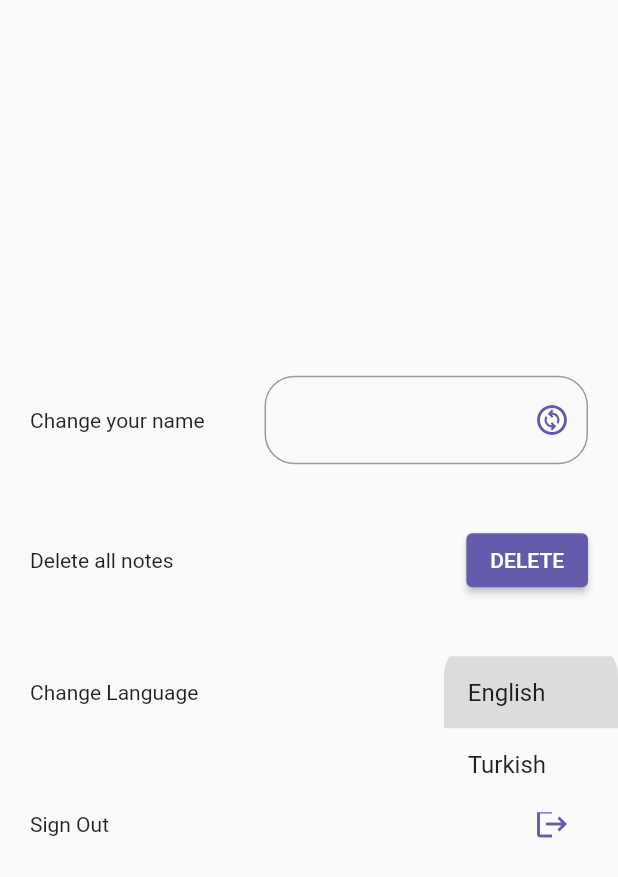
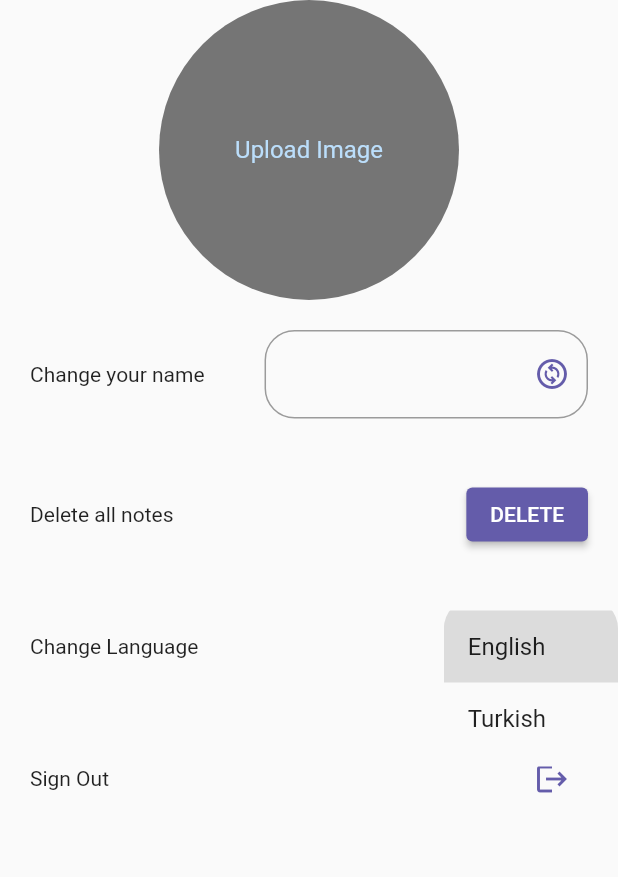
Before and after one commit to ecembostancioglu/note_fb, a Flutter app: the Settings screen opened directly, after a tap on "English", on a phone screen of 412 x 824 dp. Shown: the top 877 px of the screen. Run offline on Flutter 3.47's test engine with Material 2 defaults, Android fonts, the phone set to English and light mode, and no system bars; our stand-ins replace cloud_firestore, easy_localization, email_validator, firebase_auth, firebase_core, flutter_screenutil and 5 more; accounts and stored records are empty.

Commit message:
Added upload profile image

```diff
--- a/lib/main.dart
+++ b/lib/main.dart
@@ -2,10 +2,12 @@ import 'package:easy_localization/easy_localization.dart';
 import 'package:flutter/material.dart';
 import 'package:todo_fb/app.dart';
 import 'package:todo_fb/constants/app_constants.dart';
+import 'package:todo_fb/notes/database/repository/image_provider.dart';
 
 Future<void> main() async{
   WidgetsFlutterBinding.ensureInitialized();
   await EasyLocalization.ensureInitialized();
+  UploadImageProvider().initSharedPreferences();
   runApp(
       EasyLocalization(
           child: MyApp(),
--- a/lib/notes/database/repository/image_provider.dart
+++ b/lib/notes/database/repository/image_provider.dart
@@ -1,20 +1,46 @@
 import 'dart:convert';
 import 'dart:typed_data';
-
 import 'package:flutter/material.dart';
+import 'package:image_picker/image_picker.dart';
 import 'package:shared_preferences/shared_preferences.dart';
 
-class ImageProvider with ChangeNotifier{
+class UploadImageProvider with ChangeNotifier{
   String imageKey = 'IMG_KEY';
   SharedPreferences? sharedPreferences;
+  Uint8List? imageBytes;
+  Uint8List? profileImage;
 
-  void imageToBase64(Uint8List imageBytes) {
-    sharedPreferences!.setString(imageKey,base64.encode(imageBytes));
+
+  void initSharedPreferences() async {
+    sharedPreferences = await SharedPreferences.getInstance();
+    notifyListeners();
   }
 
-  Uint8List base64ToImage(){
+
+  Future pickImage(BuildContext context) async {
+
+    XFile? image = await ImagePicker().pickImage(source:ImageSource.gallery);
+
+    if (image != null) {
+       imageBytes = await image.readAsBytes();
+       imageToBase64(imageBytes!);
+       notifyListeners();
+       base64ToImage();
+       notifyListeners();
+    }
+  }
+
+  void imageToBase64(Uint8List imageBytes){
+    sharedPreferences!.setString(imageKey,base64.encode(imageBytes));
+    notifyListeners();
+  }
+
+  Uint8List? base64ToImage(){
     var data = sharedPreferences!.getString(imageKey);
-    return base64.decode(data!);
+    data == null
+        ? null
+        : profileImage = base64.decode(data);
+    return profileImage;
   }
 
 }
--- a/lib/notes/domain/models/Image.dart
+++ b/lib/notes/domain/models/image_byte.dart
@@ -1,11 +1,11 @@
 import 'dart:typed_data';
 
-class Image{
-  Uint8List? imageBytes;
+class ImageByte{
+  Uint8List imageBytes;
 
-  Image({required this.imageBytes});
+  ImageByte({required this.imageBytes});
 
-  Image.fromMap(Map map):imageBytes = _getImageBinary(map['imageBytes']);
+  ImageByte.fromMap(Map map):imageBytes = _getImageBinary(map['imageBytes']);
 
   Map toMap(){
     return{
--- a/lib/notes/presentation/view/settings.dart
+++ b/lib/notes/presentation/view/settings.dart
@@ -1,10 +1,16 @@
+import 'dart:typed_data';
 import 'package:cloud_firestore/cloud_firestore.dart';
 import 'package:firebase_auth/firebase_auth.dart';
 import 'package:flutter/material.dart';
 import 'package:flutter_screenutil/flutter_screenutil.dart';
+import 'package:image_picker/image_picker.dart';
+import 'package:provider/provider.dart';
+import 'package:shared_preferences/shared_preferences.dart';
 import 'package:todo_fb/notes/database/repository/note_database.dart';
+import 'package:todo_fb/notes/domain/models/image_byte.dart';
 import '../../../authentication/service/auth_service.dart';
 import '../../../constants/app_constants.dart';
+import '../../database/repository/image_provider.dart';
 import '../../widgets/sign_out.dart';
 
 class Settings extends StatefulWidget {
@@ -21,6 +27,15 @@ class _SettingsState extends State<Settings> {
   List<String> langs=['English','Turkish'];
   String? dropdownvalue='English';
   final _globalKey=GlobalKey<FormState>();
+  SharedPreferences? sharedPreferences;
+//  ImageByte imageUpload;
+
+  @override
+  void initState() {
+    super.initState();
+    Provider.of<UploadImageProvider>(context,listen:false)
+        .initSharedPreferences();
+  }
 
 
   Future update(){
@@ -44,9 +59,27 @@ class _SettingsState extends State<Settings> {
             width: ScreenUtil().screenWidth,
             height: ScreenUtil().screenHeight,
             child: Column(
-            mainAxisAlignment: MainAxisAlignment.center,
               children: [
-
+                GestureDetector(
+                  onTap: (){
+                    setState(() {
+                      Provider.of<UploadImageProvider>(context, listen: false).pickImage(context);
+                    });
+                  },
+                  child: Consumer<UploadImageProvider>(
+                    builder: (context,state,child)
+                    =>state.profileImage !=null
+                        ? CircleAvatar(
+                      backgroundImage: MemoryImage(state.profileImage!),
+                      radius: 100,
+                    )
+                        : CircleAvatar(
+                          child: Text('Upload Image'),
+                         backgroundColor:Colors.grey.shade600,
+                         radius:100,
+                    )
+                  ),
+                ),
                 Padding(
                   padding: EdgeInsets.all(20),
                   child: Row(
@@ -127,5 +160,24 @@ class _SettingsState extends State<Settings> {
           ),
         )
     );
+
   }
 }
+
+class UserAvatar extends StatelessWidget {
+   UserAvatar({
+    Key? key,
+    required this.imageUpload,
+  }) : super(key: key);
+
+   ImageByte imageUpload;
+
+  @override
+  Widget build(BuildContext context) {
+    return CircleAvatar(
+      backgroundColor: Colors.blue,
+      radius: 100,
+      backgroundImage: MemoryImage(imageUpload.imageBytes),
+    );
+  }
+}
--- a/pubspec.yaml
+++ b/pubspec.yaml
@@ -45,6 +45,7 @@ dependencies:
   motion_toast: ^2.3.2
   flutter_slidable: ^2.0.0
   shared_preferences: ^2.0.15
+  image_picker: ^0.8.5+3
 
 
 dev_dependencies:
```
Also changed, not shown: lib/app.dart (+18 -9 lines), pubspec.lock. Lines whose indentation alone changed are shown as unchanged.
